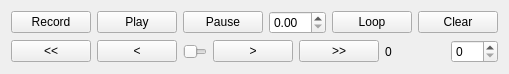
Above: framework/widgets/QEImage/recording.ui from andrewrhyder/epicsqt before the change. Below: the same form after it.
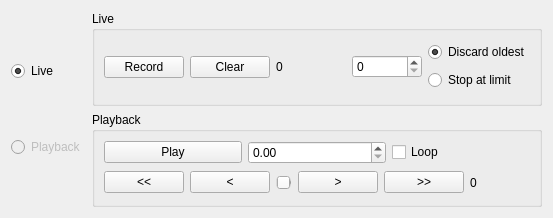
That is the form after the change.

Commit message: Re-arrange recording control in QEImage.

What changed in the file:
```diff
--- a/framework/widgets/QEImage/recording.ui
+++ b/framework/widgets/QEImage/recording.ui
@@ -6,15 +6,57 @@
    <rect>
     <x>0</x>
     <y>0</y>
-    <width>424</width>
-    <height>69</height>
+    <width>550</width>
+    <height>204</height>
    </rect>
   </property>
   <property name="windowTitle">
    <string>Form</string>
   </property>
-  <layout class="QGridLayout" name="gridLayout">
-   <item row="0" column="0" colspan="3">
+  <layout class="QHBoxLayout" name="horizontalLayout_4">
+   <item>
+    <layout class="QVBoxLayout" name="verticalLayout">
+     <item>
+      <widget class="QRadioButton" name="radioButtonLive">
+       <property name="toolTip">
+        <string>Switch to live mode</string>
+       </property>
+       <property name="text">
+        <string>Live</string>
+       </property>
+       <property name="checked">
+        <bool>true</bool>
+       </property>
+      </widget>
+     </item>
+     <item>
+      <widget class="QRadioButton" name="radioButtonPlayback">
+       <property name="enabled">
+        <bool>false</bool>
+       </property>
+       <property name="toolTip">
+        <string>Switch to playback mode</string>
+       </property>
+       <property name="text">
+        <string>Playback</string>
+       </property>
+      </widget>
+     </item>
+    </layout>
+   </item>
+   <item>
+    <layout class="QVBoxLayout" name="verticalLayout_4">
+     <item>
+      <widget class="QGroupBox" name="groupBoxLive">
+       <property name="minimumSize">
+        <size>
+         <width>450</width>
+         <height>95</height>
+        </size>
+       </property>
+       <property name="title">
+        <string>Live</string>
+       </property>
     <layout class="QHBoxLayout" name="horizontalLayout_2">
      <item>
       <widget class="QPushButton" name="pushButtonRecord">
@@ -30,6 +72,86 @@
       </widget>
      </item>
      <item>
+         <widget class="QPushButton" name="pushButtonClear">
+          <property name="toolTip">
+           <string>Clear recorded images</string>
+          </property>
+          <property name="text">
+           <string>Clear</string>
+          </property>
+         </widget>
+        </item>
+        <item>
+         <widget class="QLabel" name="labelImageCountRecord">
+          <property name="minimumSize">
+           <size>
+            <width>60</width>
+            <height>0</height>
+           </size>
+          </property>
+          <property name="toolTip">
+           <string>Number of images recorded</string>
+          </property>
+          <property name="text">
+           <string>0</string>
+          </property>
+         </widget>
+        </item>
+        <item>
+         <widget class="QSpinBox" name="spinBoxMaxImages">
+          <property name="toolTip">
+           <string>Maximum number of images that can be recorded</string>
+          </property>
+          <property name="maximum">
+           <number>200</number>
+          </property>
+         </widget>
+        </item>
+        <item>
+         <layout class="QVBoxLayout" name="verticalLayout_2">
+          <item>
+           <widget class="QRadioButton" name="radioButtonDiscardOldest">
+            <property name="toolTip">
+             <string>Disard oldest images when recording limit is reached</string>
+            </property>
+            <property name="text">
+             <string>Discard oldest</string>
+            </property>
+            <property name="checked">
+             <bool>true</bool>
+            </property>
+           </widget>
+          </item>
+          <item>
+           <widget class="QRadioButton" name="radioButtonStopAtLimit">
+            <property name="toolTip">
+             <string>Stop recording images when recording limit is reached</string>
+            </property>
+            <property name="text">
+             <string>Stop at limit</string>
+            </property>
+           </widget>
+          </item>
+         </layout>
+        </item>
+       </layout>
+      </widget>
+     </item>
+     <item>
+      <widget class="QGroupBox" name="groupBoxPlayback">
+       <property name="minimumSize">
+        <size>
+         <width>450</width>
+         <height>95</height>
+        </size>
+       </property>
+       <property name="title">
+        <string>Playback</string>
+       </property>
+       <layout class="QVBoxLayout" name="verticalLayout_3">
+        <item>
+         <layout class="QHBoxLayout" name="horizontalLayout_3">
+          <item>
       <widget class="QPushButton" name="pushButtonPlay">
        <property name="toolTip">
         <string>Play back recorded images</string>
@@ -42,19 +164,6 @@
        </property>
       </widget>
      </item>
-     <item>
-      <widget class="QPushButton" name="pushButtonPause">
-       <property name="toolTip">
-        <string>Play back recorded images</string>
-       </property>
-       <property name="text">
-        <string>Pause</string>
-       </property>
-       <property name="checkable">
-        <bool>true</bool>
-       </property>
-      </widget>
-     </item>
      <item>
       <widget class="QDoubleSpinBox" name="doubleSpinBoxPlaybackRate">
        <property name="toolTip">
@@ -63,31 +172,18 @@
       </widget>
      </item>
      <item>
-      <widget class="QPushButton" name="pushButtonLoop">
+           <widget class="QCheckBox" name="checkBoxLoop">
        <property name="toolTip">
         <string>Loop when playing back</string>
        </property>
        <property name="text">
         <string>Loop</string>
        </property>
-       <property name="checkable">
-        <bool>true</bool>
-       </property>
-      </widget>
-     </item>
-     <item>
-      <widget class="QPushButton" name="pushButtonClear">
-       <property name="toolTip">
-        <string>Clear recorded images</string>
-       </property>
-       <property name="text">
-        <string>Clear</string>
-       </property>
       </widget>
      </item>
     </layout>
    </item>
-   <item row="1" column="0">
+        <item>
     <layout class="QHBoxLayout" name="horizontalLayout">
      <item>
       <widget class="QPushButton" name="pushButtonFirstImage">
@@ -139,17 +235,8 @@
        </property>
       </widget>
      </item>
-    </layout>
-   </item>
-   <item row="1" column="2">
-    <widget class="QSpinBox" name="spinBoxMaxImages">
-     <property name="maximum">
-      <number>200</number>
-     </property>
-    </widget>
-   </item>
-   <item row="1" column="1">
-    <widget class="QLabel" name="labelImageCount">
+          <item>
+           <widget class="QLabel" name="labelImageCountPlayback">
      <property name="minimumSize">
       <size>
        <width>60</width>
@@ -160,6 +247,26 @@
       <string>0</string>
      </property>
     </widget>
+          </item>
+         </layout>
+        </item>
+       </layout>
+      </widget>
+     </item>
+    </layout>
+   </item>
+   <item>
+    <spacer name="horizontalSpacer">
+     <property name="orientation">
+      <enum>Qt::Horizontal</enum>
+     </property>
+     <property name="sizeHint" stdset="0">
+      <size>
+       <width>40</width>
+       <height>20</height>
+      </size>
+     </property>
+    </spacer>
    </item>
   </layout>
  </widget>
```
Left out of the diff: 13 changed lines with no effect on the pictures. Lines whose indentation alone changed are shown as unchanged. The commit also changes 3 other files.
